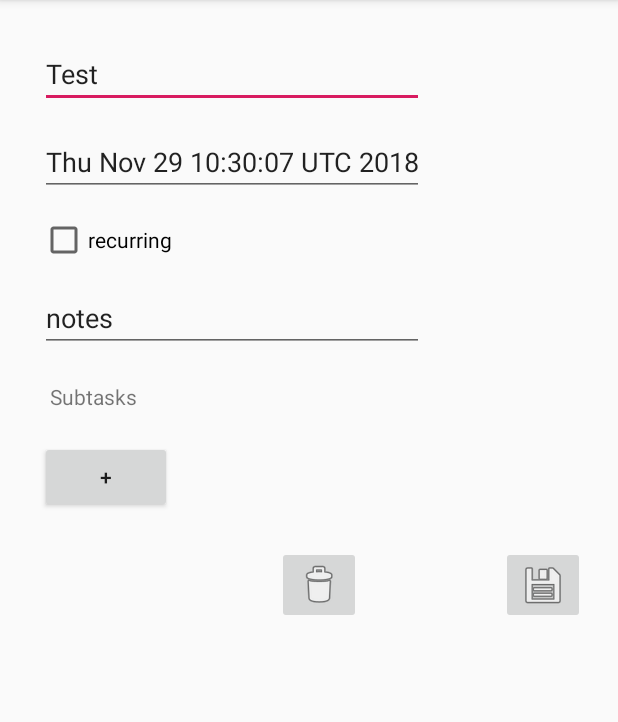
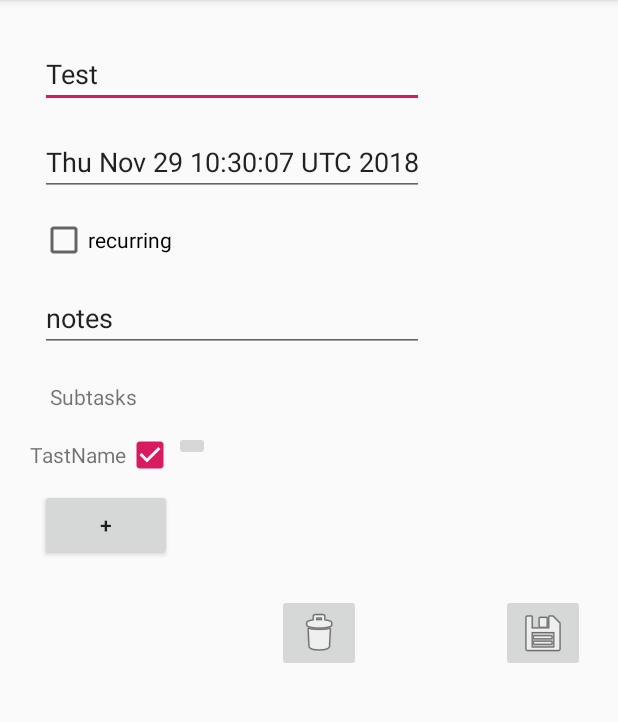
Before and after one commit to Kalkihe/Deminder, an Android app: the screen it shows after launch (ManageDeadlinePage), after a tap on "MANAGE DEADLINE PAGE ÖFFNEN", on a phone screen of 412 x 824 dp, the part 84-806 px from its top. Run offline under Robolectric (Android 15) with nearby library versions, the phone set to English and light mode, and no system bars.

Commit message:
Subtasks getting shown

```diff
--- a/app/src/main/java/com/team/deminder/deminder/ManageDeadlinePage.java
+++ b/app/src/main/java/com/team/deminder/deminder/ManageDeadlinePage.java
@@ -12,14 +12,12 @@ import android.widget.CheckBox;
 import android.widget.ImageButton;
 import android.widget.LinearLayout;
 import android.widget.TextView;
-import android.widget.Toast;
 
 import com.team.deminder.deminder.Containers.Deadline;
 import com.team.deminder.deminder.Containers.Subtask;
 import com.team.deminder.deminder.StorageManager.StorageManager;
 import com.team.deminder.deminder.customLayoutComponents.SubtaskLayoutWidget;
 
-import java.io.Serializable;
 import java.util.ArrayList;
 // This will soon be an fragment instead of an activity
 public class ManageDeadlinePage extends AppCompatActivity {
@@ -35,6 +33,7 @@ public class ManageDeadlinePage extends AppCompatActivity {
     private Button buttonAddSubtask;
     private ImageButton buttonSave;
     private ImageButton buttonDelete;
+    private LinearLayout subtaskList;
 
     // Is called when a new ManageDeadlinePage is called
     @Override
@@ -46,7 +45,7 @@ public class ManageDeadlinePage extends AppCompatActivity {
 
         intent = getIntent();
         deadline = (Deadline) intent.getSerializableExtra("deadline");
-
+        subtaskLayoutWidget = new SubtaskLayoutWidget("ASD",false,this);
         initialiseLayoutComponents();
 
         if (deadline != null) {
@@ -61,6 +60,7 @@ public class ManageDeadlinePage extends AppCompatActivity {
     @SuppressLint("CutPasteId")
     private void initialiseLayoutComponents() {
         //TODO use findElementByViewID to bind all layout components to fields
+        subtaskList = this.findViewById(R.id.subtaskList);
         textTaskName = this.findViewById(R.id.textTaskName);
         textDeadline = this.findViewById(R.id.textDeadline);
         checkBoxRecurring = this.findViewById(R.id.checkBoxRecurring);
@@ -93,9 +93,12 @@ public class ManageDeadlinePage extends AppCompatActivity {
         }
         textNotes.setText(deadline.getNotes());
         ArrayList<Subtask> subtasks = deadline.getSubtaskList();
-        for(Subtask subtask:subtasks){
-         new SubtaskLayoutWidget(subtask.getSubtaskName(),subtask.isCompleted());
-        }
+        //for(Subtask subtask:subtasks){
+         //new SubtaskLayoutWidget(subtask.getSubtaskName(),subtask.isCompleted());
+        //}
+        SubtaskLayoutWidget subtaskLayoutWidget = new SubtaskLayoutWidget("TastName",  true, this);
+        subtaskList.addView(subtaskLayoutWidget.getLayout());
+
     }
 
     private void saveDeadline() {
--- a/app/src/main/java/com/team/deminder/deminder/customLayoutComponents/SubtaskLayoutWidget.java
+++ b/app/src/main/java/com/team/deminder/deminder/customLayoutComponents/SubtaskLayoutWidget.java
@@ -1,13 +1,48 @@
 package com.team.deminder.deminder.customLayoutComponents;
+
+import android.content.Context;
+import android.widget.Button;
+import android.widget.CheckBox;
+import android.widget.ImageButton;
+import android.widget.LinearLayout;
+import android.widget.TextView;
+
+import com.team.deminder.deminder.Containers.Subtask;
+import com.team.deminder.deminder.ManageDeadlinePage;
 
 public class SubtaskLayoutWidget {
     private String subtaskName;
     private boolean completed;
+    private Context context;
 
-    public SubtaskLayoutWidget(String subtaskName, boolean completed) {
+    public LinearLayout getLayout(){
+        LinearLayout linearLayout= new LinearLayout(context);
+        linearLayout.setOrientation(LinearLayout.HORIZONTAL);
+        TextView textSubtaskName = new TextView(context);
+        textSubtaskName.setText(subtaskName);
+        linearLayout.addView(textSubtaskName);
+        CheckBox checkBoxCompleted = new CheckBox(context);
+        checkBoxCompleted.setChecked(completed);
+        linearLayout.addView(checkBoxCompleted);
+        ImageButton buttonDelete = new ImageButton(context);
+        linearLayout.addView(buttonDelete);
+    return linearLayout;
+    }
+
+    public SubtaskLayoutWidget(String subtaskName, boolean completed, Context context) {
         this.subtaskName=subtaskName;
         this.completed=completed;
+        this.context = context;
+
     }
+
+    public TextView test(){
+        LinearLayout linearLayout=new LinearLayout(context);
+        TextView textView = new TextView(context);
+        textView.setText("Penis");
+        return textView;
+    }
+
 
     public String getSubtaskName() {
         return subtaskName;
--- a/app/src/main/res/layout/manage_deadline_page.xml
+++ b/app/src/main/res/layout/manage_deadline_page.xml
@@ -7,6 +7,7 @@
     android:layout_height="match_parent">
 
     <LinearLayout
+        android:id="@+id/rootLayout"
         android:layout_width="match_parent"
         android:layout_height="match_parent"
         android:orientation="vertical"
@@ -68,6 +69,12 @@
             tools:layout_editor_absoluteX="16dp"
             tools:layout_editor_absoluteY="277dp" />
 
+        <LinearLayout
+            android:id="@+id/subtaskList"
+            android:layout_width="match_parent"
+            android:layout_height="wrap_content"
+            android:orientation="vertical"></LinearLayout>
+
         <Button
             android:id="@+id/buttonAddSubtask"
             android:layout_width="wrap_content"
@@ -79,22 +86,22 @@
 
         <FrameLayout
             android:layout_width="match_parent"
-            android:layout_height="wrap_content" >
+            android:layout_height="wrap_content">
 
             <ImageButton
                 android:id="@+id/buttonDelete"
                 android:layout_width="wrap_content"
                 android:layout_height="wrap_content"
-                app:srcCompat="@android:drawable/ic_menu_delete"
-                android:layout_gravity="center" />
+                android:layout_gravity="center"
+                app:srcCompat="@android:drawable/ic_menu_delete" />
 
             <ImageButton
                 android:id="@+id/buttonSave"
                 android:layout_width="wrap_content"
                 android:layout_height="wrap_content"
-                app:srcCompat="@android:drawable/ic_menu_save"
                 android:layout_gravity="end"
-                android:layout_margin="15dp" />
+                android:layout_margin="15dp"
+                app:srcCompat="@android:drawable/ic_menu_save" />
         </FrameLayout>
 
     </LinearLayout>
```
